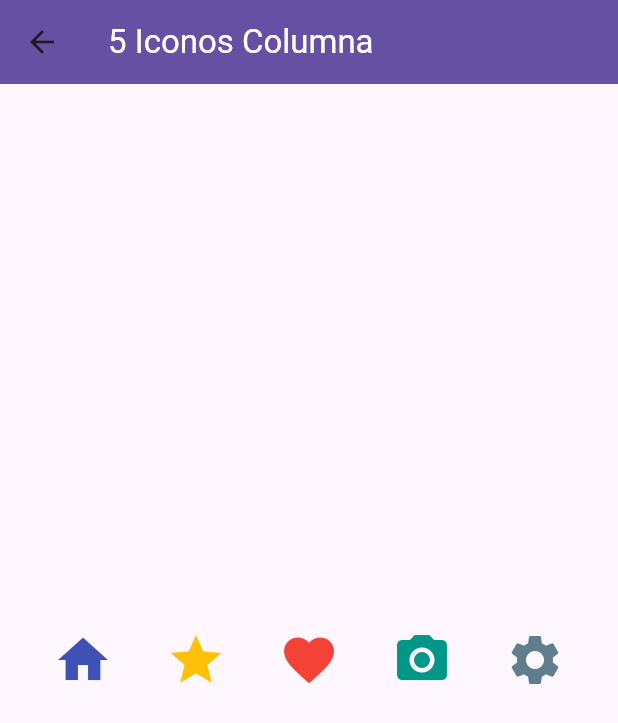
After one commit to JavierMontielLopez/pmm_javier_montiel_26_27, a Flutter app: the Pantalla5IconosFila screen opened directly, on a phone screen of 412 x 824 dp. The commit adds this screen. Shown: the top 723 px of the screen. Run offline on Flutter 3.47's test engine with Material 3 defaults, Android fonts, the phone set to English and light mode, and no system bars; our stand-ins replace google_fonts; network calls fail; Roboto replaces fonts that are missing (Abel).

Commit message:
pantalla 3, 4, 5

```diff
--- a/lib/main.dart
+++ b/lib/main.dart
@@ -1,5 +1,6 @@
+import 'package:flutter/material.dart';
+
 import 'package:aplicacion_prueba/widgets/menu_lateral.dart';
-import 'package:flutter/material.dart';
 import 'package:google_fonts/google_fonts.dart';
 
 void main() {
--- /dev/null
+++ b/lib/screens/pantalla_5_iconos_fila.dart
@@ -0,0 +1,31 @@
+import 'package:flutter/material.dart';
+import 'package:google_fonts/google_fonts.dart';
+
+class Pantalla5IconosFila extends StatelessWidget {
+  const Pantalla5IconosFila({super.key});
+
+  @override
+  Widget build(BuildContext context) {
+    return Scaffold(
+      appBar: AppBar(
+        title: Text(
+          '5 Iconos Columna',
+          style: GoogleFonts.abel(color: Colors.white),
+        ),
+        backgroundColor: Color.fromARGB(255, 102, 80, 164),
+      ),
+      body: Center(
+        child: Row(
+          mainAxisAlignment: MainAxisAlignment.spaceEvenly,
+          children: const [
+            Icon(Icons.home, size: 40, color: Colors.indigo),
+            Icon(Icons.star, size: 40, color: Colors.amber),
+            Icon(Icons.favorite, size: 40, color: Colors.red),
+            Icon(Icons.camera_alt, size: 40, color: Colors.teal),
+            Icon(Icons.settings, size: 40, color: Colors.blueGrey),
+          ],
+        ),
+      ),
+    );
+  }
+}
--- a/lib/screens/pantalla_nombre_github.dart
+++ b/lib/screens/pantalla_nombre_github.dart
@@ -40,7 +40,7 @@ class PantallaNombreGithub extends StatelessWidget {
                 'Mi Github',
                 textAlign: TextAlign.center,
                 style: GoogleFonts.robotoMono(
-                  fontSize: 14,
+                  fontSize: 20,
                   color: Colors.blueAccent,
                   decoration: TextDecoration.underline,
                 ),
--- a/pubspec.yaml
+++ b/pubspec.yaml
@@ -21,3 +21,6 @@ flutter:
   uses-material-design: true
   assets:
     - assets\img\foto_mia.jpg
+    - assets\img\img_moto1.jpg
+    - assets\img\img_moto2.jpg
+    - assets\img\img_moto3.jpg
```
Also changed, not shown: lib/screens/pantalla_3fotos_columna.dart (added, +42 -0 lines), lib/screens/pantalla_5_imagenes_columa.dart (added, +57 -0 lines), lib/widgets/menu_lateral.dart (+43 -1 lines), assets/img/img_moto1.jpg (added), assets/img/img_moto2.jpg (added), assets/img/img_moto3.jpg (added), 1 other file.
